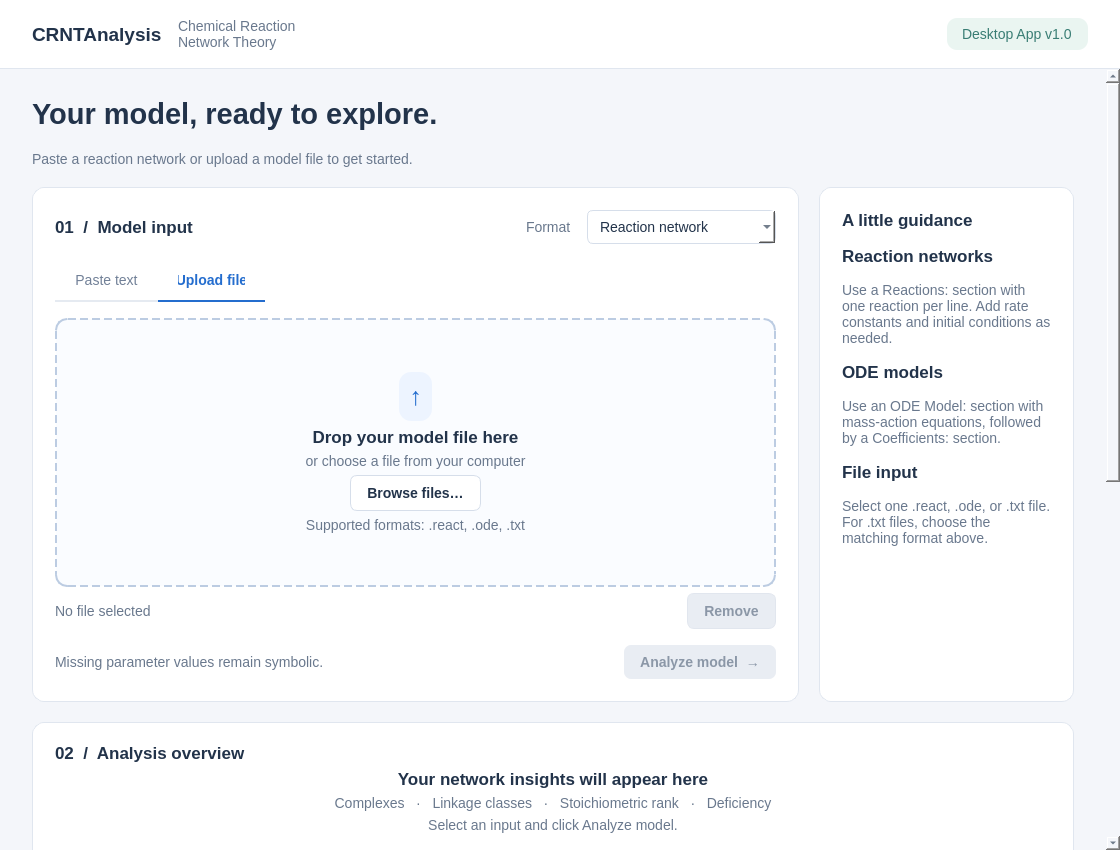
Before: the Qt Designer form GUI/form.ui in Sapi98/CRN_Deficiency, drawn with Qt 5.
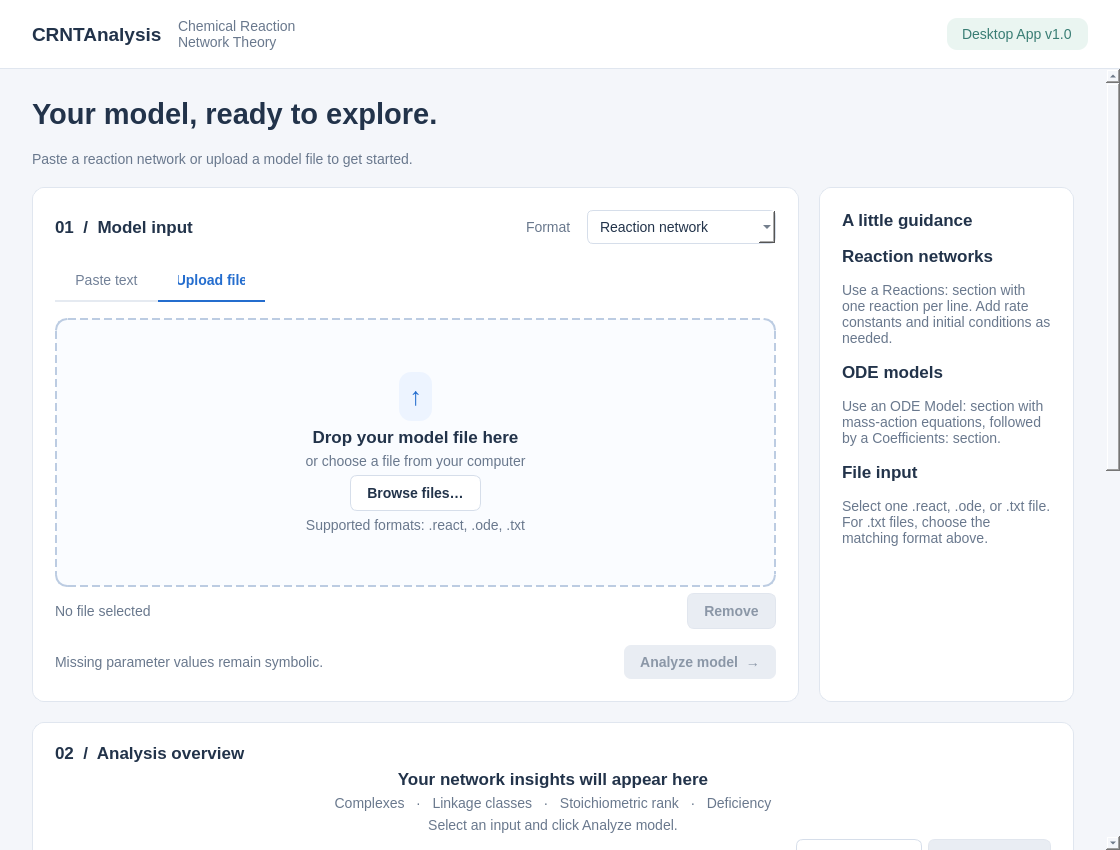
After: the same form once the commit is applied. Custom widgets are drawn as their Qt base class.

Commit message: feat(GUI): Add functionality to open and save analysis results with user prompts

What changed in the file:
```diff
--- a/GUI/form.ui
+++ b/GUI/form.ui
@@ -820,6 +820,46 @@
              </property>
             </widget>
            </item>
+           <item>
+            <layout class="QHBoxLayout" name="resultActionsLayout">
+             <item>
+              <spacer name="resultActionsSpacer">
+               <property name="orientation">
+                <enum>Qt::Orientation::Horizontal</enum>
+               </property>
+               <property name="sizeHint" stdset="0">
+                <size>
+                 <width>40</width>
+                 <height>20</height>
+                </size>
+               </property>
+              </spacer>
+             </item>
+             <item>
+              <widget class="QPushButton" name="openResultButton">
+               <property name="text">
+                <string>Open result…</string>
+               </property>
+               <property name="toolTip">
+                <string>Open a structured .analysis or .output file and restore its report and graphs.</string>
+               </property>
+              </widget>
+             </item>
+             <item>
+              <widget class="QPushButton" name="saveResultButton">
+               <property name="enabled">
+                <bool>false</bool>
+               </property>
+               <property name="text">
+                <string>Save result…</string>
+               </property>
+               <property name="toolTip">
+                <string>Save the current result as plain text or a structured analysis/output file.</string>
+               </property>
+              </widget>
+             </item>
+            </layout>
+           </item>
            <item>
             <widget class="GlowTabWidget" name="analysisTabs">
              <property name="currentIndex">
```
The commit also changes 2 other files.
